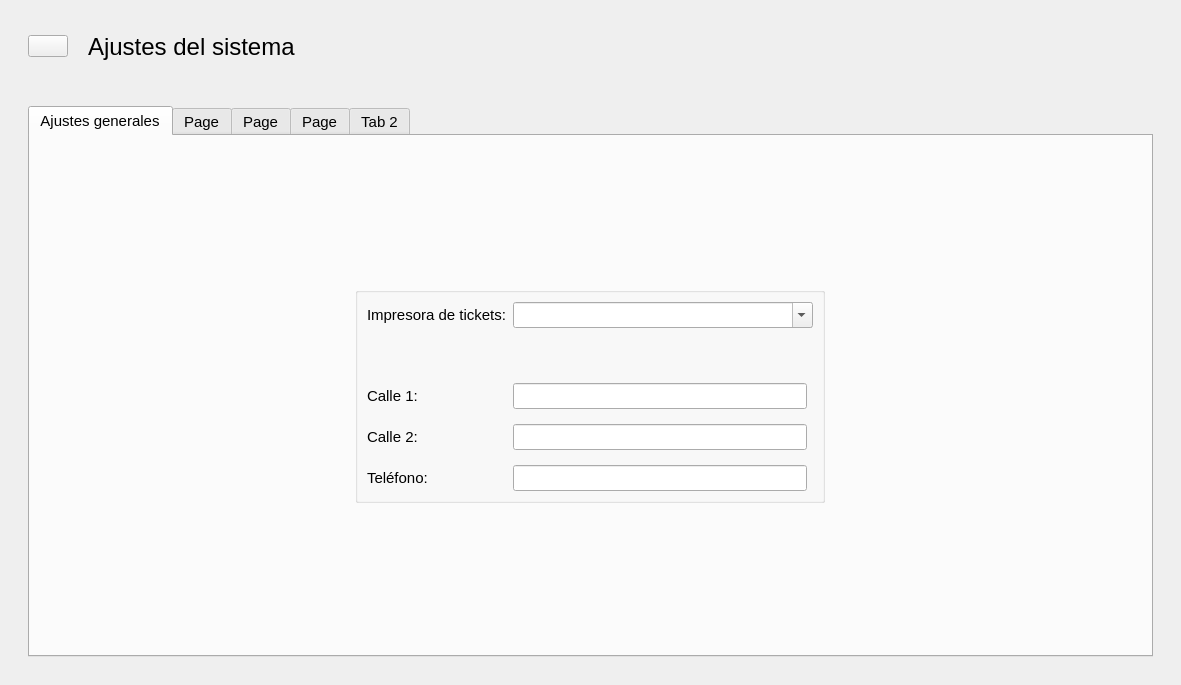
Qt form designer/Ui_Ajustes.ui (ivanperez-7/printpos) before a commit.
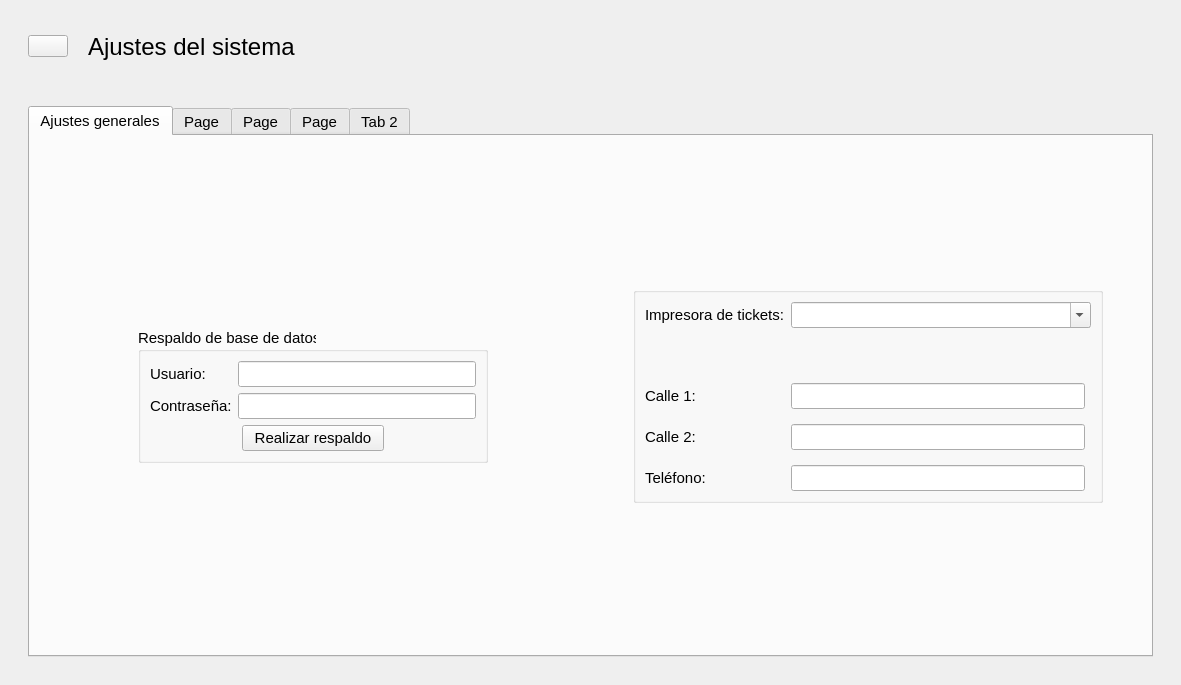
The same form after that commit. Icons and pictures are not drawn. Custom widgets are drawn as their Qt base class.

The edit to the form file:
```diff
--- a/designer/Ui_Ajustes.ui
+++ b/designer/Ui_Ajustes.ui
@@ -85,6 +85,52 @@
        <string>Ajustes generales</string>
       </attribute>
       <layout class="QHBoxLayout" name="horizontalLayout_3">
+       <item alignment="Qt::AlignHCenter|Qt::AlignVCenter">
+        <widget class="QGroupBox" name="groupBox_2">
+         <property name="minimumSize">
+          <size>
+           <width>350</width>
+           <height>0</height>
+          </size>
+         </property>
+         <property name="title">
+          <string>Respaldo de base de datos</string>
+         </property>
+         <layout class="QGridLayout" name="gridLayout_2">
+          <item row="0" column="0">
+           <widget class="QLabel" name="label_6">
+            <property name="text">
+             <string>Usuario:</string>
+            </property>
+           </widget>
+          </item>
+          <item row="0" column="1">
+           <widget class="QLineEdit" name="txtUsuario"/>
+          </item>
+          <item row="1" column="0">
+           <widget class="QLabel" name="label_7">
+            <property name="text">
+             <string>Contraseña:</string>
+            </property>
+           </widget>
+          </item>
+          <item row="1" column="1">
+           <widget class="QLineEdit" name="txtPsswd">
+            <property name="echoMode">
+             <enum>QLineEdit::Password</enum>
+            </property>
+           </widget>
+          </item>
+          <item row="2" column="0" colspan="2" alignment="Qt::AlignHCenter">
+           <widget class="QPushButton" name="btRespaldar">
+            <property name="text">
+             <string>  Realizar respaldo  </string>
+            </property>
+           </widget>
+          </item>
+         </layout>
+        </widget>
+       </item>
        <item alignment="Qt::AlignHCenter|Qt::AlignVCenter">
         <widget class="QGroupBox" name="groupBox">
          <property name="title">
```
